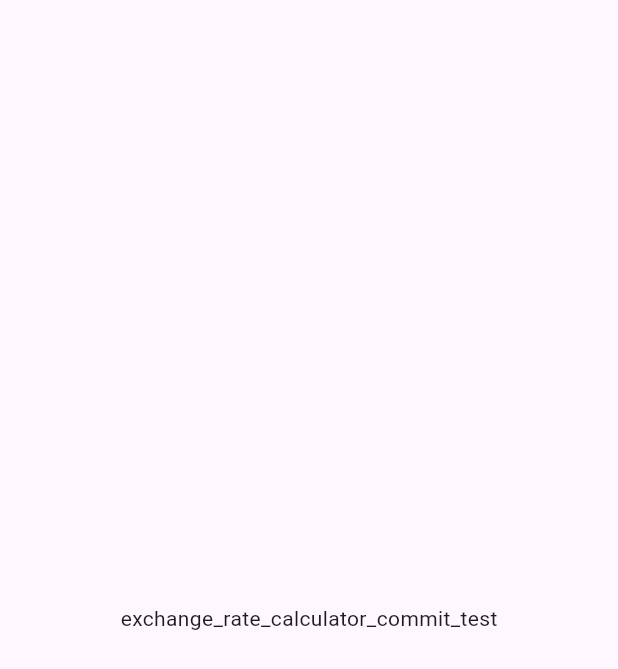
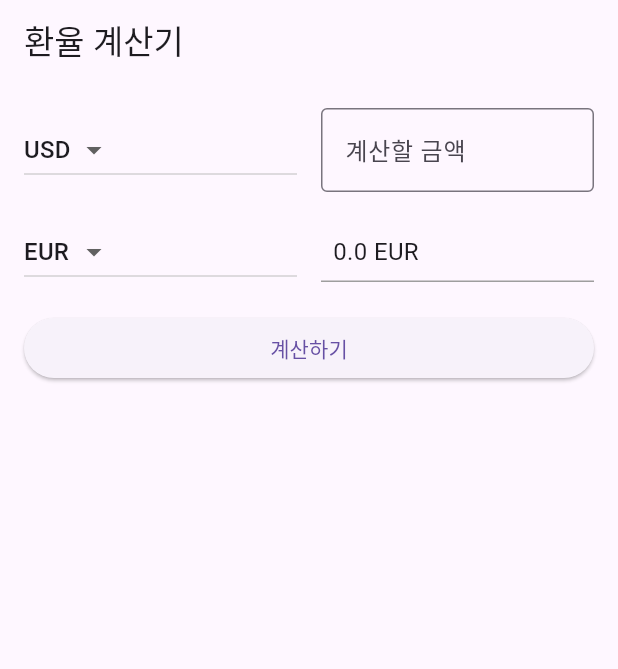
Before and after one commit to sesac-flutter/exchange-rate-calculator, a Flutter app: the screen it shows after launch, on a phone screen of 412 x 824 dp. Shown: the top 669 px of the screen. Run offline on Flutter 3.47's test engine with Material 3 defaults, Android fonts, the phone set to English and light mode, and no system bars.

Commit message:
ui: caculator screen

```diff
--- a/lib/main.dart
+++ b/lib/main.dart
@@ -1,20 +1,21 @@
+import 'package:exchange_rate_calculator/presentation/calculator_screen.dart';
 import 'package:flutter/material.dart';
 
 void main() {
-  runApp(const MainApp());
+  runApp(const MyApp());
 }
 
-class MainApp extends StatelessWidget {
-  const MainApp({super.key});
+class MyApp extends StatelessWidget {
+  const MyApp({super.key});
 
   @override
   Widget build(BuildContext context) {
-    return const MaterialApp(
-      home: Scaffold(
-        body: Center(
-          child: Text('exchange_rate_calculator_commit_test'),
-        ),
+    return MaterialApp(
+      title: '환율 계산기',
+      theme: ThemeData(
+        primarySwatch: Colors.blue,
       ),
+      home: const CalculatorScreen(),
     );
   }
 }
--- /dev/null
+++ b/lib/presentation/calculator_screen.dart
@@ -0,0 +1,114 @@
+import 'package:flutter/material.dart';
+
+class CalculatorScreen extends StatefulWidget {
+  const CalculatorScreen({super.key});
+
+  @override
+  State<CalculatorScreen> createState() => _CalculatorScreenState();
+}
+
+class _CalculatorScreenState extends State<CalculatorScreen> {
+  String _fromCurrency = 'USD';
+  String _toCurrency = 'EUR';
+  final TextEditingController _amountController = TextEditingController();
+  double _result = 0;
+
+  final List<String> _currencies = ['USD', 'EUR', 'JPY', 'GBP', 'KRW'];
+
+  @override
+  Widget build(BuildContext context) {
+    return Scaffold(
+      appBar: AppBar(
+        title: const Text('환율 계산기'),
+      ),
+      body: Padding(
+        padding: const EdgeInsets.all(16.0),
+        child: Column(
+          crossAxisAlignment: CrossAxisAlignment.stretch,
+          children: [
+            Row(
+              children: [
+                Expanded(
+                  child: DropdownButton<String>(
+                    value: _fromCurrency,
+                    items: _currencies.map((String currency) {
+                      return DropdownMenuItem<String>(
+                        value: currency,
+                        child: Text(currency),
+                      );
+                    }).toList(),
+                    onChanged: (String? newValue) {
+                      setState(() {
+                        _fromCurrency = newValue!;
+                      });
+                    },
+                  ),
+                ),
+                const SizedBox(width: 16),
+                Expanded(
+                  child: TextField(
+                    controller: _amountController,
+                    keyboardType: TextInputType.number,
+                    decoration: const InputDecoration(
+                      labelText: '계산할 금액',
+                      hintStyle: TextStyle(color: Colors.grey),
+                      border: OutlineInputBorder(),
+                    ),
+                  ),
+                ),
+              ],
+            ),
+            const SizedBox(height: 16),
+            Row(
+              children: [
+                Expanded(
+                  child: DropdownButton<String>(
+                    value: _toCurrency,
+                    items: _currencies.map((String currency) {
+                      return DropdownMenuItem<String>(
+                        value: currency,
+                        child: Text(currency),
+                      );
+                    }).toList(),
+                    onChanged: (String? newValue) {
+                      setState(() {
+                        _toCurrency = newValue!;
+                      });
+                    },
+                  ),
+                ),
+                const SizedBox(width: 16),
+                Expanded(
+                  child: Container(
+                    padding: const EdgeInsets.all(8),
+                    decoration: const BoxDecoration(
+                      border: Border(
+                        bottom: BorderSide(
+                          color: Colors.grey, // 테두리 색상
+                          width: 1.0, // 테두리 두께
+                        ),
+                      ),
+                    ),
+                    child: Text(
+                      '$_result $_toCurrency',
+                      style: const TextStyle(fontSize: 16),
+                    ),
+                  ),
+                ),
+              ],
+            ),
+            const SizedBox(height: 16),
+            ElevatedButton(
+              child: const Text('계산하기'),
+              onPressed: () {
+                setState(() {
+                  _result = double.parse(_amountController.text) * 1.2; // 예시 환율
+                });
+              },
+            ),
+          ],
+        ),
+      ),
+    );
+  }
+}
```
